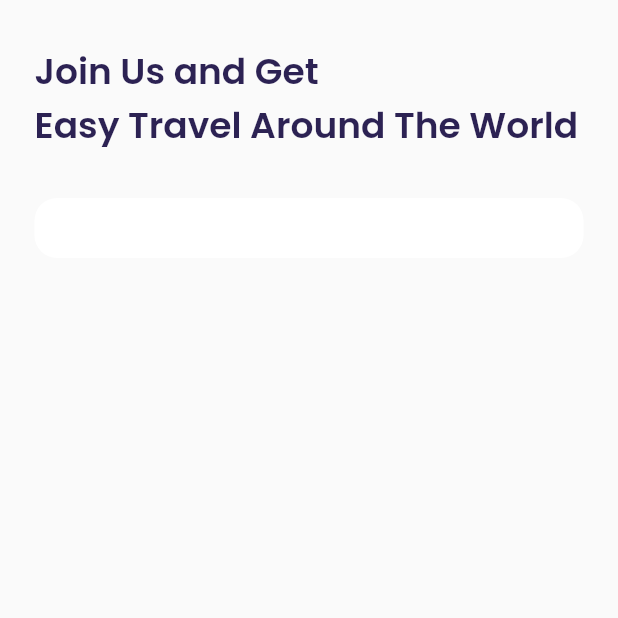
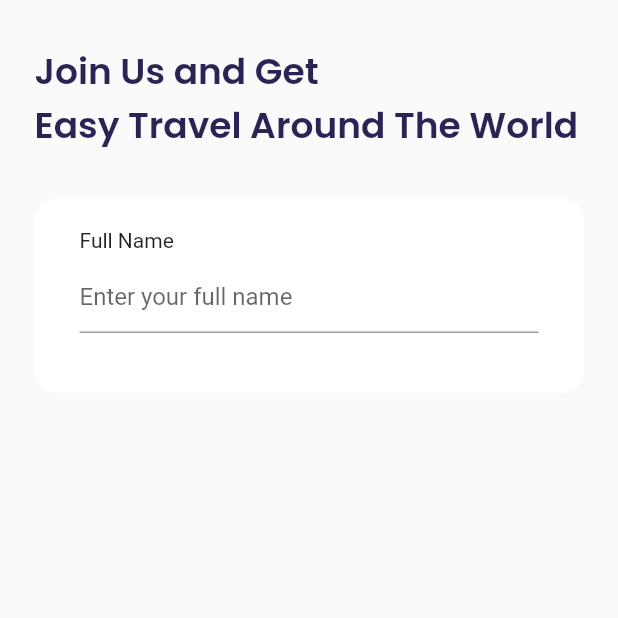
Before and after one commit to ahmadfatihin/TravelYuk-Flutter, a Flutter app: the screen it shows after launch, on a phone screen of 412 x 824 dp, the top half of it. Run offline on Flutter 3.47's test engine with Material 2 defaults, Android fonts, the phone set to English and light mode, and no system bars; our stand-ins replace google_fonts.

Commit message:
add Email Input Widget in Inout Section

```diff
--- a/lib/ui/pages/sign_up_page.dart
+++ b/lib/ui/pages/sign_up_page.dart
@@ -20,6 +20,22 @@ class SignUpPage extends StatelessWidget {
     }
 
     Widget inputSection() {
+      Widget emailInput() {
+        return Container(
+          margin: EdgeInsets.only(bottom: 20),
+          child:
+              Column(crossAxisAlignment: CrossAxisAlignment.start, children: [
+            Text('Full Name'),
+            SizedBox(height: 6),
+            TextFormField(
+              decoration: InputDecoration(
+                hintText: 'Enter your full name',
+              ),
+            )
+          ]),
+        );
+      }
+
       return Container(
           margin: EdgeInsets.only(top: 30),
           padding: EdgeInsets.symmetric(horizontal: 30, vertical: 20),
@@ -27,7 +43,7 @@ class SignUpPage extends StatelessWidget {
             color: kWhiteColor,
             borderRadius: BorderRadius.circular(defaultRadius),
           ),
-      );
+          child: Column(children: [emailInput()]));
     }
 
     return Scaffold(
```
Lines whose indentation alone changed are shown as unchanged.
